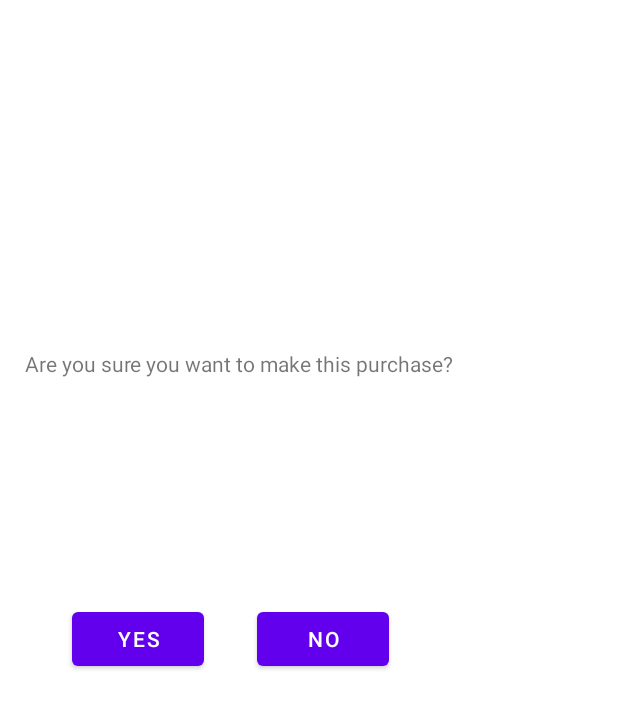
After one commit to gedeh24/SneakerNet, an Android app: the layout activity_confirm_purchase.xml on its own in the app's theme, with its tools: preview values and no code run, on a phone screen of 412 x 824 dp. The commit adds this screen. Shown: the top 708 px of the screen. Run offline under Robolectric (Android 15) with nearby library versions, the phone set to English and light mode, and no system bars.

Commit message:
User can bid and buy shoes from the market

```diff
--- a/app/build.gradle
+++ b/app/build.gradle
@@ -33,6 +33,7 @@ dependencies {
 
     implementation platform('com.google.firebase:firebase-bom:29.0.0')
     implementation 'com.squareup.picasso:picasso:2.71828'
+    implementation 'com.google.firebase:firebase-storage:16.1.0'
     implementation 'androidx.appcompat:appcompat:1.3.1'
     implementation 'com.google.android.material:material:1.4.0'
     implementation 'androidx.constraintlayout:constraintlayout:2.1.2'
--- /dev/null
+++ b/app/src/main/res/layout/activity_confirm_purchase.xml
@@ -0,0 +1,49 @@
+<?xml version="1.0" encoding="utf-8"?>
+<androidx.constraintlayout.widget.ConstraintLayout xmlns:android="http://schemas.android.com/apk/res/android"
+    xmlns:app="http://schemas.android.com/apk/res-auto"
+    xmlns:tools="http://schemas.android.com/tools"
+    android:layout_width="wrap_content"
+    android:layout_height="wrap_content">
+
+    <TextView
+        android:id="@+id/textView5"
+        android:layout_width="wrap_content"
+        android:layout_height="wrap_content"
+        android:layout_marginBottom="108dp"
+        android:text="Are you sure you want to make this purchase?"
+        app:layout_constraintBottom_toBottomOf="@+id/textView6"
+        app:layout_constraintEnd_toEndOf="parent"
+        app:layout_constraintHorizontal_bias="0.484"
+        app:layout_constraintStart_toStartOf="parent" />
+
+    <Button
+        android:id="@+id/button3"
+        android:layout_width="wrap_content"
+        android:layout_height="wrap_content"
+        android:layout_marginStart="48dp"
+        android:layout_marginTop="42dp"
+        android:text="Yes"
+        app:layout_constraintStart_toStartOf="parent"
+        app:layout_constraintTop_toBottomOf="@+id/textView6" />
+
+    <Button
+        android:id="@+id/button4"
+        android:layout_width="wrap_content"
+        android:layout_height="wrap_content"
+        android:layout_marginTop="42dp"
+        android:layout_marginEnd="60dp"
+        android:text="No"
+        app:layout_constraintEnd_toEndOf="parent"
+        app:layout_constraintTop_toBottomOf="@+id/textView6" />
+
+    <TextView
+        android:id="@+id/textView6"
+        android:layout_width="319dp"
+        android:layout_height="201dp"
+        app:layout_constraintBottom_toBottomOf="parent"
+        app:layout_constraintEnd_toEndOf="parent"
+        app:layout_constraintHorizontal_bias="1.0"
+        app:layout_constraintStart_toStartOf="parent"
+        app:layout_constraintTop_toTopOf="parent"
+        app:layout_constraintVertical_bias="0.638" />
+</androidx.constraintlayout.widget.ConstraintLayout>
--- a/app/src/main/res/values/strings.xml
+++ b/app/src/main/res/values/strings.xml
@@ -18,4 +18,7 @@
     <string name="shoe_condition">Enter Shoe Condition (New or Used):</string>
     <string name="shoe_color">Enter Shoe Color:</string>
     <string name="listOfSHoes"></string>
+    <string name="contactUser">Contact User</string>
+    <string name="placeBid">Place Bid</string>
+    <string name="user_purchase">Buy</string>
 </resources>
```
Also changed, not shown: app/src/main/java/com/example/sneakernet/MarketPlace.java (+5 -2 lines), app/src/main/java/com/example/sneakernet/ShoeDetailMarket.java (+130 -2 lines), app/src/main/java/com/example/sneakernet/Stash.java (+7 -11 lines), app/src/main/java/com/example/sneakernet/util/BidUtil.java (added, +27 -0 lines), app/src/main/java/com/example/sneakernet/util/ShoeUtil.java (+14 -1 lines), app/src/main/res/layout/activity_bid_info.xml (added, +48 -0 lines), app/src/main/res/layout/activity_shoe_detail_market.xml (+53 -0 lines), app/src/main/res/layout/shoe_information.xml (+32 -5 lines).
